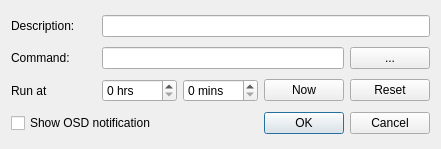
This is src/commanddialog.ui in loimu/zeit as Qt 5 draws it before an edit. The edited form follows.
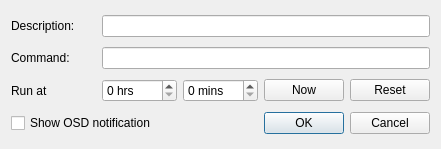
This is the edited form.

Commit message: zeit: minor changes for dialogs

Diff of the .ui file:
```diff
--- a/src/commanddialog.ui
+++ b/src/commanddialog.ui
@@ -60,13 +60,6 @@
        </property>
       </widget>
      </item>
-     <item>
-      <widget class="QPushButton" name="pushButtonCommand">
-       <property name="text">
-        <string>...</string>
-       </property>
-      </widget>
-     </item>
     </layout>
    </item>
    <item>
```
The commit also changes 6 other files.
